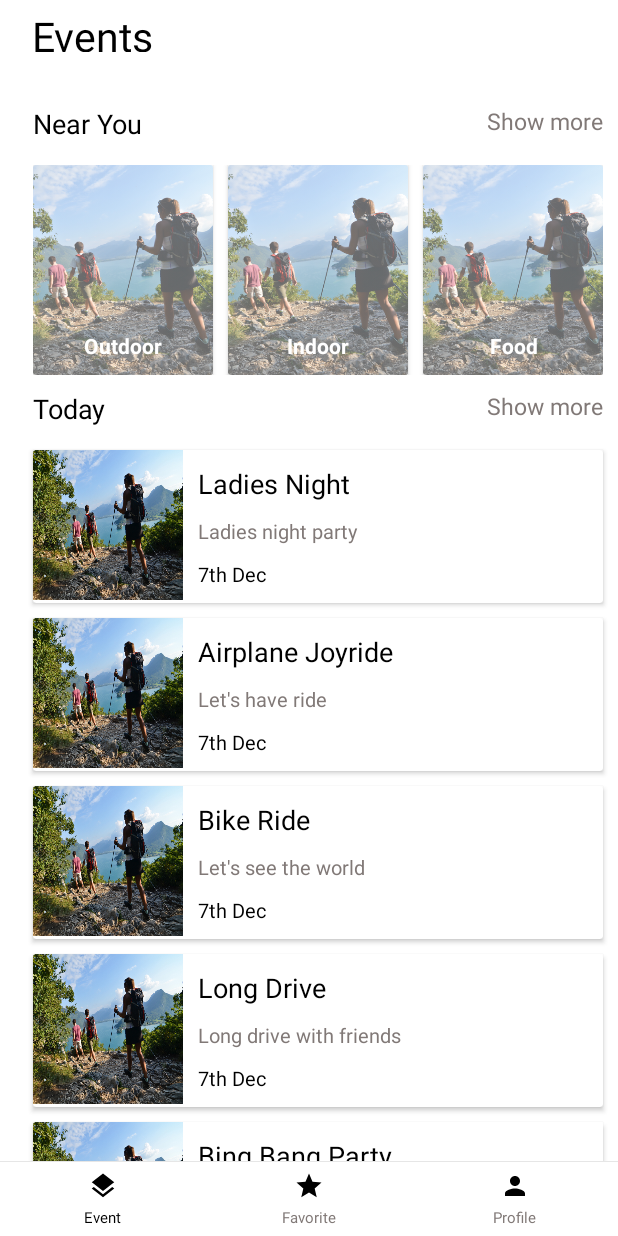
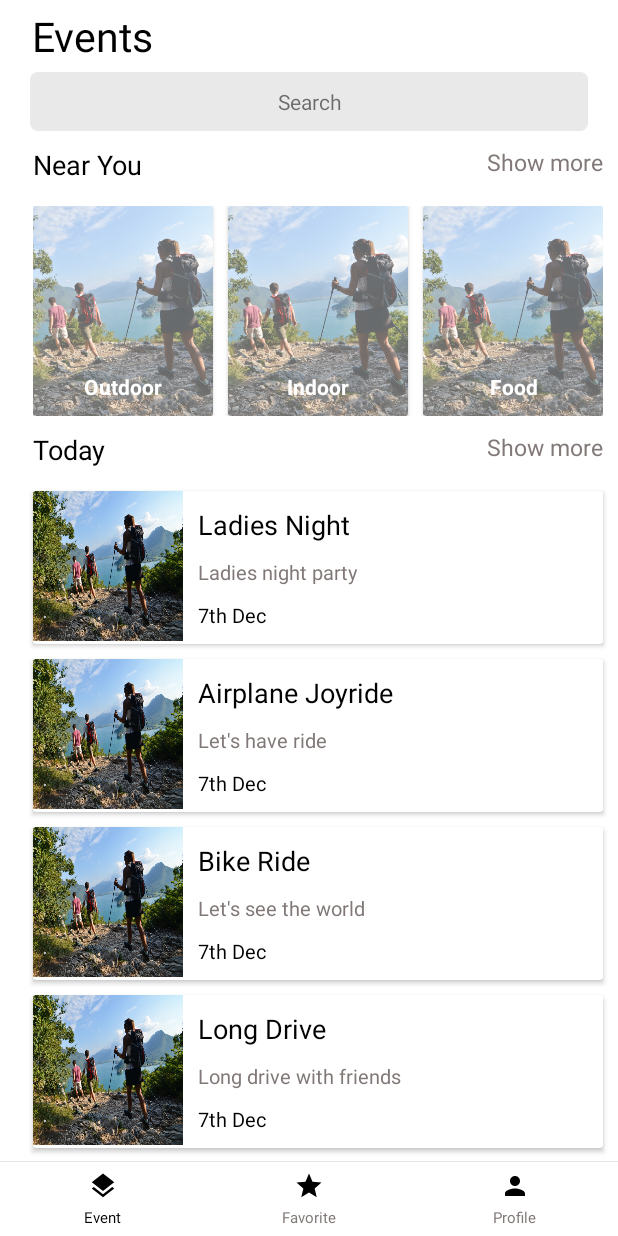
Before and after one commit to shyakdas/Jiva, an Android app: the screen it shows after launch (MainActivity), on a phone screen of 412 x 824 dp. Run offline under Robolectric (Android 15) with nearby library versions, the phone set to English and light mode, and no system bars.

Commit message:
[Implementation]Search Design

```diff
--- a/app/src/main/java/com/jiva/com/jivaassigment/event/EventFragment.java
+++ b/app/src/main/java/com/jiva/com/jivaassigment/event/EventFragment.java
@@ -12,27 +12,32 @@ import android.support.v7.widget.RecyclerView;
 import android.view.LayoutInflater;
 import android.view.View;
 import android.view.ViewGroup;
+import android.widget.TextView;
 
 import com.jiva.com.jivaassigment.R;
 import com.jiva.com.jivaassigment.categoryevent.CategoryFragment;
 import com.jiva.com.jivaassigment.eventdetail.DetailActivity;
 import com.jiva.com.jivaassigment.listener.EventDetailsListener;
 import com.jiva.com.jivaassigment.model.EventModel;
+import com.jiva.com.jivaassigment.search.SearchFragment;
 
 import java.util.ArrayList;
 
-public class EventFragment extends Fragment implements EventDetailsListener {
+public class EventFragment extends Fragment implements EventDetailsListener, View.OnClickListener {
 
     private static final String TAG = EventFragment.class.getName();
     private RecyclerView mRecyclerView;
     private EventAdapter eventAdapter;
     private ArrayList<EventModel> mList;
+    private TextView mSearch;
 
     @Nullable
     @Override
     public View onCreateView(@NonNull LayoutInflater inflater, @Nullable ViewGroup container, @Nullable Bundle savedInstanceState) {
         View view = inflater.inflate(R.layout.fragment_event, container, false);
         mRecyclerView = view.findViewById(R.id.recyclerView);
+        mSearch = view.findViewById(R.id.search);
+        mSearch.setOnClickListener(this);
         LinearLayoutManager linearLayoutManager = new LinearLayoutManager(getActivity(),
                 LinearLayoutManager.VERTICAL, false);
         mRecyclerView.setLayoutManager(linearLayoutManager);
@@ -122,4 +127,14 @@ public class EventFragment extends Fragment implements EventDetailsListener {
         fragmentTransaction.addToBackStack(null);
         fragmentTransaction.commit();
     }
+
+    @Override
+    public void onClick(View view) {
+        switch (view.getId()) {
+            case R.id.search:
+                SearchFragment searchFragment = new SearchFragment();
+                goToNextFragment(searchFragment);
+                break;
+        }
+    }
 }
--- /dev/null
+++ b/app/src/main/res/drawable/drawable_search.xml
@@ -0,0 +1,7 @@
+<?xml version="1.0" encoding="utf-8"?>
+<shape xmlns:android="http://schemas.android.com/apk/res/android"
+    android:shape="rectangle">
+    <corners android:radius="5dp" />
+
+    <solid android:color="#e9e9e9" />
+</shape>
--- a/app/src/main/res/layout/fragment_event.xml
+++ b/app/src/main/res/layout/fragment_event.xml
@@ -17,7 +17,7 @@
         <android.support.design.widget.CollapsingToolbarLayout
             android:id="@+id/collapse_toolbar"
             android:layout_width="match_parent"
-            android:layout_height="60dp"
+            android:layout_height="wrap_content"
             android:fitsSystemWindows="true"
             app:contentScrim="?attr/colorPrimary"
             app:layout_scrollFlags="scroll|exitUntilCollapsed"
@@ -25,13 +25,12 @@
 
             <RelativeLayout
                 android:layout_width="match_parent"
-                android:layout_height="40dp">
+                android:layout_height="wrap_content">
 
                 <TextView
                     android:id="@+id/toolbar_title"
                     android:layout_width="wrap_content"
                     android:layout_height="wrap_content"
-                    android:layout_centerVertical="true"
                     android:layout_marginLeft="15dp"
                     android:foreground="?android:attr/selectableItemBackground"
                     android:gravity="center"
@@ -39,6 +38,19 @@
                     android:text="Events"
                     android:textColor="@android:color/black"
                     android:textSize="27sp" />
+
+                <TextView
+                    android:id="@+id/search"
+                    android:layout_width="match_parent"
+                    android:layout_height="wrap_content"
+                    android:layout_below="@id/toolbar_title"
+                    android:layout_centerHorizontal="true"
+                    android:layout_marginLeft="40dp"
+                    android:background="@drawable/drawable_search"
+                    android:gravity="center"
+                    android:paddingTop="10dp"
+                    android:paddingBottom="10dp"
+                    android:text="Search" />
             </RelativeLayout>
 
         </android.support.design.widget.CollapsingToolbarLayout>
```
Also changed, not shown: app/src/main/java/com/jiva/com/jivaassigment/search/SearchFragment.java (added, +35 -0 lines), app/src/main/res/layout/fragment_search.xml (added, +47 -0 lines).
